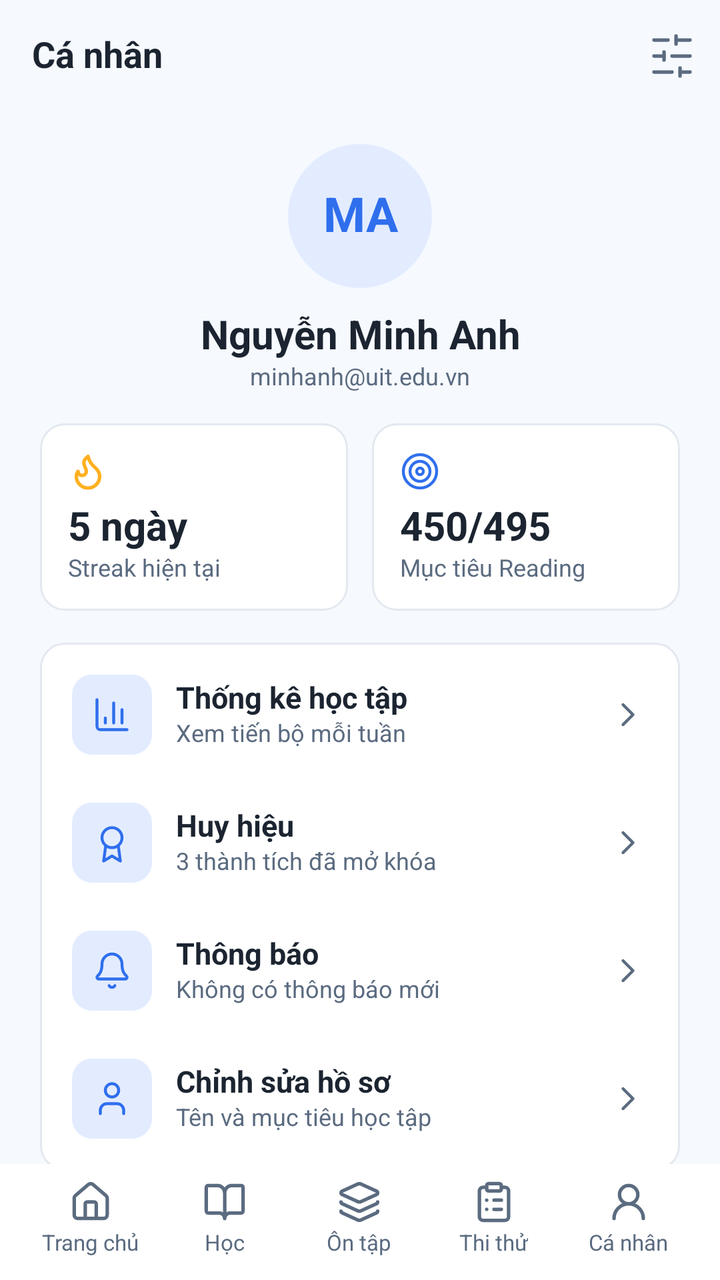
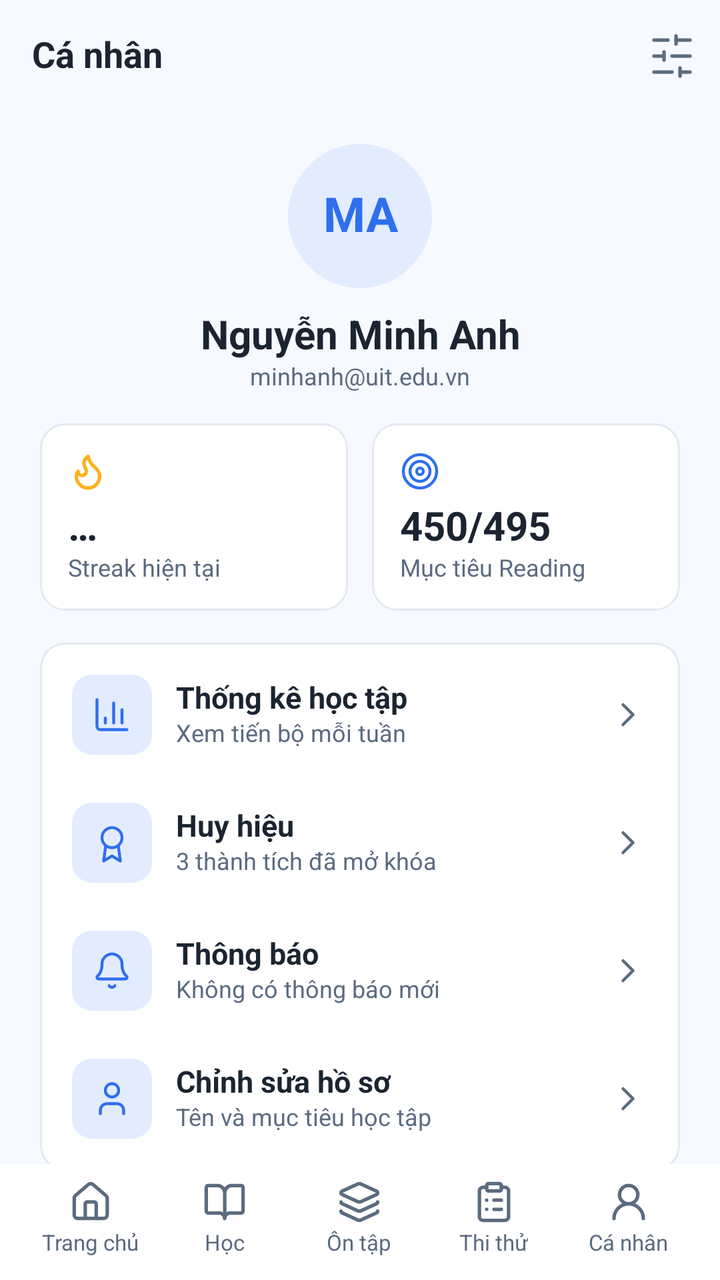

Compare the two renders of this Android layout. The source of the first and the diff that turns it into the second are given below.
<!-- AndroidManifest.xml: application theme Theme.NT118_Project -->
<!-- res/layout/fragment_profile.xml -->
<?xml version="1.0" encoding="utf-8"?>
<androidx.constraintlayout.widget.ConstraintLayout
    xmlns:android="http://schemas.android.com/apk/res/android"
    xmlns:app="http://schemas.android.com/apk/res-auto"
    android:layout_width="match_parent"
    android:layout_height="match_parent"
    android:background="@color/app_bg">
    <androidx.constraintlayout.widget.Guideline
        android:id="@+id/guideStart"
        android:layout_width="wrap_content"
        android:layout_height="wrap_content"
        android:orientation="vertical"
        app:layout_constraintGuide_percent="@dimen/guide_start" />
    <androidx.constraintlayout.widget.Guideline
        android:id="@+id/guideEnd"
        android:layout_width="wrap_content"
        android:layout_height="wrap_content"
        android:orientation="vertical"
        app:layout_constraintGuide_percent="@dimen/guide_end" />
    <LinearLayout
        android:layout_width="0dp"
        android:layout_height="0dp"
        android:id="@+id/screenColumn"
        app:layout_constraintStart_toStartOf="@id/guideStart"
        app:layout_constraintEnd_toEndOf="@id/guideEnd"
        app:layout_constraintTop_toTopOf="parent"
        app:layout_constraintBottom_toTopOf="@id/bottomNavHost"
        android:orientation="vertical">
        <LinearLayout
            android:layout_height="56dp"
            android:layout_width="match_parent"
            android:orientation="horizontal"
            android:gravity="center_vertical">
            <TextView
                android:layout_width="0dp"
                android:layout_weight="1"
                android:paddingStart="16dp"
                android:minHeight="48dp"
                android:gravity="center_vertical"
                android:layout_height="wrap_content"
                style="@style/Text.Title"
                android:text="@string/profile_14" />
            <ImageButton
                style="@style/IconButton"
                android:src="@drawable/ic_sliders"
                app:tint="@color/app_text_secondary"
                android:contentDescription="@string/notifications_empty_07" />
        </LinearLayout>
        <androidx.core.widget.NestedScrollView
            android:layout_width="match_parent"
            android:layout_height="0dp"
            android:layout_weight="1"
            android:fillViewport="true">
            <LinearLayout
                android:paddingStart="20dp"
                android:paddingTop="16dp"
                android:paddingEnd="20dp"
                android:paddingBottom="28dp"
                android:layout_width="match_parent"
                android:layout_height="wrap_content"
                android:orientation="vertical">
                <FrameLayout
                    android:id="@+id/avatarFrame"
                    android:layout_width="72dp"
                    android:layout_height="72dp"
                    android:layout_gravity="center_horizontal"
                    android:background="@drawable/bg_circle_soft">
                    <TextView
                        android:id="@+id/txtInitials"
                        android:gravity="center"
                        android:layout_height="match_parent"
                        android:textColor="@color/app_primary"
                        android:textSize="24sp"
                        android:layout_width="match_parent"
                        style="@style/Text.Title"
                        android:text="@string/profile_08" />
                    <ImageView
                        android:id="@+id/imgAvatar"
                        android:layout_width="match_parent"
                        android:layout_height="match_parent"
                        android:scaleType="centerCrop"
                        android:visibility="gone"
                        android:contentDescription="@string/avatar_desc" />
                </FrameLayout>
                <TextView
                    android:id="@+id/txtName"
                    android:gravity="center"
                    android:textSize="20sp"
                    android:layout_marginTop="12dp"
                    android:layout_width="match_parent"
                    android:layout_height="wrap_content"
                    style="@style/Text.Title"
                    android:text="@string/profile_09" />
                <TextView
                    android:id="@+id/txtEmail"
                    android:gravity="center"
                    android:layout_marginTop="2dp"
                    android:layout_width="match_parent"
                    android:layout_height="wrap_content"
                    style="@style/Text.Caption"
                    android:text="@string/forgot_email_04" />
                <TextView
                    android:id="@+id/txtFeaturedBadge"
                    style="@style/Badge"
                    android:layout_width="wrap_content"
                    android:layout_height="wrap_content"
                    android:layout_gravity="center_horizontal"
                    android:layout_marginTop="8dp"
                    android:visibility="gone" />
                <LinearLayout
                    android:layout_marginTop="16dp"
                    android:gravity="top"
                    android:layout_width="match_parent"
                    android:layout_height="wrap_content"
                    android:orientation="horizontal">
                    <LinearLayout
                        android:layout_width="0dp"
                        android:layout_weight="1"
                        android:padding="14dp"
                        android:background="@drawable/bg_card"
                        android:layout_height="wrap_content"
                        android:orientation="vertical">
                        <ImageView
                            android:layout_width="20dp"
                            android:layout_height="20dp"
                            android:src="@drawable/ic_flame"
                            android:importantForAccessibility="no" />
                        <TextView
                            android:textSize="20sp"
                            android:layout_marginTop="6dp"
                            android:layout_width="match_parent"
                            android:layout_height="wrap_content"
                            style="@style/Text.Title"
                            android:text="@string/badges_05" />
                        <TextView
                            android:layout_marginTop="2dp"
                            android:layout_width="match_parent"
                            android:layout_height="wrap_content"
                            style="@style/Text.Caption"
                            android:text="@string/profile_10" />
                    </LinearLayout>
                    <Space
                        android:layout_width="12dp"
                        android:layout_height="1dp" />
                    <LinearLayout
                        android:layout_width="0dp"
                        android:layout_weight="1"
                        android:padding="14dp"
                        android:background="@drawable/bg_card"
                        android:layout_height="wrap_content"
                        android:orientation="vertical">
                        <ImageView
                            android:layout_width="20dp"
                            android:layout_height="20dp"
                            android:src="@drawable/ic_target"
                            app:tint="@color/app_primary"
                            android:importantForAccessibility="no" />
                        <TextView
                            android:id="@+id/txtTarget"
                            android:textSize="20sp"
                            android:layout_marginTop="6dp"
                            android:layout_width="match_parent"
                            android:layout_height="wrap_content"
                            style="@style/Text.Title"
                            android:text="@string/profile_11" />
                        <TextView
                            android:layout_marginTop="2dp"
                            android:layout_width="match_parent"
                            android:layout_height="wrap_content"
                            style="@style/Text.Caption"
                            android:text="@string/profile_12" />
                    </LinearLayout>
                </LinearLayout>
                <LinearLayout
                    android:padding="4dp"
                    android:layout_marginTop="16dp"
                    android:background="@drawable/bg_card"
                    android:layout_width="match_parent"
                    android:layout_height="wrap_content"
                    android:orientation="vertical">
                    <LinearLayout
                        android:padding="12dp"
                        android:minHeight="64dp"
                        android:layout_width="match_parent"
                        android:layout_height="wrap_content"
                        android:orientation="horizontal"
                        android:gravity="center_vertical"
                        android:clickable="true"
                        android:focusable="true"
                        android:tag="nav:stats"
                        android:foreground="?attr/selectableItemBackground">
                        <FrameLayout
                            android:layout_width="40dp"
                            android:layout_height="40dp"
                            android:background="@drawable/bg_icon_square">
                            <ImageView
                                android:layout_gravity="center"
                                android:layout_width="20dp"
                                android:layout_height="20dp"
                                android:src="@drawable/ic_chart"
                                app:tint="@color/app_primary"
                                android:importantForAccessibility="no" />
                        </FrameLayout>
                        <LinearLayout
                            android:layout_width="0dp"
                            android:layout_weight="1"
                            android:layout_marginStart="12dp"
                            android:layout_height="wrap_content"
                            android:orientation="vertical">
                            <TextView
                                android:textStyle="bold"
                                android:layout_width="match_parent"
                                android:layout_height="wrap_content"
                                style="@style/Text.Body"
                                android:text="@string/profile_01" />
                            <TextView
                                android:layout_marginTop="2dp"
                                android:layout_width="match_parent"
                                android:layout_height="wrap_content"
                                style="@style/Text.Caption"
                                android:text="@string/profile_02" />
                        </LinearLayout>
                        <ImageView
                            android:layout_width="20dp"
                            android:layout_height="20dp"
                            android:src="@drawable/ic_chevron_right"
                            app:tint="@color/app_text_secondary"
                            android:importantForAccessibility="no" />
                    </LinearLayout>
                    <LinearLayout
                        android:padding="12dp"
                        android:minHeight="64dp"
                        android:layout_width="match_parent"
                        android:layout_height="wrap_content"
                        android:orientation="horizontal"
                        android:gravity="center_vertical"
                        android:clickable="true"
                        android:focusable="true"
                        android:tag="nav:badges"
                        android:foreground="?attr/selectableItemBackground">
                        <FrameLayout
                            android:layout_width="40dp"
                            android:layout_height="40dp"
                            android:background="@drawable/bg_icon_square">
                            <ImageView
                                android:layout_gravity="center"
                                android:layout_width="20dp"
                                android:layout_height="20dp"
                                android:src="@drawable/ic_award"
                                app:tint="@color/app_primary"
                                android:importantForAccessibility="no" />
                        </FrameLayout>
                        <LinearLayout
                            android:layout_width="0dp"
                            android:layout_weight="1"
                            android:layout_marginStart="12dp"
                            android:layout_height="wrap_content"
                            android:orientation="vertical">
                            <TextView
                                android:textStyle="bold"
                                android:layout_width="match_parent"
                                android:layout_height="wrap_content"
                                style="@style/Text.Body"
                                android:text="@string/profile_03" />
                            <TextView
                                android:id="@+id/txtBadgeSummary"
                                android:layout_marginTop="2dp"
                                android:layout_width="match_parent"
                                android:layout_height="wrap_content"
                                style="@style/Text.Caption"
                                android:text="@string/profile_04" />
                        </LinearLayout>
                        <ImageView
                            android:layout_width="20dp"
                            android:layout_height="20dp"
                            android:src="@drawable/ic_chevron_right"
                            app:tint="@color/app_text_secondary"
                            android:importantForAccessibility="no" />
                    </LinearLayout>
                    <LinearLayout
                        android:padding="12dp"
                        android:minHeight="64dp"
                        android:layout_width="match_parent"
                        android:layout_height="wrap_content"
                        android:orientation="horizontal"
                        android:gravity="center_vertical"
                        android:clickable="true"
                        android:focusable="true"
                        android:tag="nav:notifications"
                        android:foreground="?attr/selectableItemBackground">
                        <FrameLayout
                            android:layout_width="40dp"
                            android:layout_height="40dp"
                            android:background="@drawable/bg_icon_square">
                            <ImageView
                                android:layout_gravity="center"
                                android:layout_width="20dp"
                                android:layout_height="20dp"
                                android:src="@drawable/ic_bell"
                                app:tint="@color/app_primary"
                                android:importantForAccessibility="no" />
                        </FrameLayout>
                        <LinearLayout
                            android:layout_width="0dp"
                            android:layout_weight="1"
                            android:layout_marginStart="12dp"
                            android:layout_height="wrap_content"
                            android:orientation="vertical">
                            <TextView
                                android:textStyle="bold"
                                android:layout_width="match_parent"
                                android:layout_height="wrap_content"
                                style="@style/Text.Body"
                                android:text="@string/home_19" />
                            <TextView
                                android:layout_marginTop="2dp"
                                android:layout_width="match_parent"
                                android:layout_height="wrap_content"
                                android:id="@+id/txtUnreadSummary"
                                style="@style/Text.Caption"
                                android:text="@string/profile_unread_none" />
                        </LinearLayout>
                        <ImageView
                            android:layout_width="20dp"
                            android:layout_height="20dp"
                            android:src="@drawable/ic_chevron_right"
                            app:tint="@color/app_text_secondary"
                            android:importantForAccessibility="no" />
                    </LinearLayout>
                    <LinearLayout
                        android:padding="12dp"
                        android:minHeight="64dp"
                        android:layout_width="match_parent"
                        android:layout_height="wrap_content"
                        android:orientation="horizontal"
                        android:gravity="center_vertical"
                        android:clickable="true"
                        android:focusable="true"
                        android:tag="nav:profile_edit"
                        android:foreground="?attr/selectableItemBackground">
                        <FrameLayout
                            android:layout_width="40dp"
                            android:layout_height="40dp"
                            android:background="@drawable/bg_icon_square">
                            <ImageView
                                android:layout_gravity="center"
                                android:layout_width="20dp"
                                android:layout_height="20dp"
                                android:src="@drawable/ic_user"
                                app:tint="@color/app_primary"
                                android:importantForAccessibility="no" />
                        </FrameLayout>
                        <LinearLayout
                            android:layout_width="0dp"
                            android:layout_weight="1"
                            android:layout_marginStart="12dp"
                            android:layout_height="wrap_content"
                            android:orientation="vertical">
                            <TextView
                                android:textStyle="bold"
                                android:layout_width="match_parent"
                                android:layout_height="wrap_content"
                                style="@style/Text.Body"
                                android:text="@string/profile_06" />
                            <TextView
                                android:layout_marginTop="2dp"
                                android:layout_width="match_parent"
                                android:layout_height="wrap_content"
                                style="@style/Text.Caption"
                                android:text="@string/profile_07" />
                        </LinearLayout>
                        <ImageView
                            android:layout_width="20dp"
                            android:layout_height="20dp"
                            android:src="@drawable/ic_chevron_right"
                            app:tint="@color/app_text_secondary"
                            android:importantForAccessibility="no" />
                    </LinearLayout>
                </LinearLayout>
                <Space
                    android:layout_width="match_parent"
                    android:layout_height="0dp"
                    android:layout_weight="1" />
                <LinearLayout
                    android:gravity="center"
                    android:minHeight="48dp"
                    android:layout_marginTop="16dp"
                    android:layout_width="match_parent"
                    android:layout_height="wrap_content"
                    android:orientation="horizontal"
                    android:clickable="true"
                    android:focusable="true"
                    android:tag="logout"
                    android:foreground="?attr/selectableItemBackground">
                    <ImageView
                        android:layout_width="20dp"
                        android:layout_height="20dp"
                        android:src="@drawable/ic_log_out"
                        app:tint="@color/app_text_secondary"
                        android:importantForAccessibility="no" />
                    <TextView
                        android:layout_marginStart="8dp"
                        android:textStyle="bold"
                        android:layout_width="wrap_content"
                        android:layout_height="wrap_content"
                        style="@style/Text.Body"
                        android:text="@string/profile_13" />
                </LinearLayout>
            </LinearLayout>
        </androidx.core.widget.NestedScrollView>
    </LinearLayout>
    <FrameLayout
        android:id="@+id/bottomNavHost"
        android:layout_width="0dp"
        android:layout_height="wrap_content"
        android:tag="navtab:profile"
        app:layout_constraintStart_toStartOf="parent"
        app:layout_constraintEnd_toEndOf="parent"
        app:layout_constraintBottom_toBottomOf="parent">
        <include
            layout="@layout/layout_bottom_nav"
            android:layout_width="match_parent"
            android:layout_height="wrap_content" />
    </FrameLayout>
</androidx.constraintlayout.widget.ConstraintLayout>
<!-- res/layout/layout_bottom_nav.xml (included above) -->
<?xml version="1.0" encoding="utf-8"?>
<LinearLayout xmlns:android="http://schemas.android.com/apk/res/android"
    xmlns:app="http://schemas.android.com/apk/res-auto"
    android:id="@+id/bottomNav"
    android:layout_width="match_parent"
    android:layout_height="80dp"
    android:background="@color/app_surface"
    android:orientation="horizontal"
    android:paddingStart="12dp"
    android:paddingTop="8dp"
    android:paddingEnd="12dp"
    android:paddingBottom="12dp">

    <LinearLayout
        android:id="@+id/tabHome"
        style="@style/NavTab">
        <ImageView
            android:layout_width="22dp"
            android:layout_height="22dp"
            android:importantForAccessibility="no"
            android:src="@drawable/ic_house"
            app:tint="@color/app_text_secondary" />
        <TextView
            style="@style/Text"
            android:layout_width="wrap_content"
            android:layout_height="wrap_content"
            android:layout_marginTop="3dp"
            android:text="@string/tab_home"
            android:textColor="@color/app_text_secondary"
            android:textSize="11sp" />
    </LinearLayout>

    <LinearLayout
        android:id="@+id/tabLearn"
        style="@style/NavTab">
        <ImageView
            android:layout_width="22dp"
            android:layout_height="22dp"
            android:importantForAccessibility="no"
            android:src="@drawable/ic_book_open"
            app:tint="@color/app_text_secondary" />
        <TextView
            style="@style/Text"
            android:layout_width="wrap_content"
            android:layout_height="wrap_content"
            android:layout_marginTop="3dp"
            android:text="@string/tab_learn"
            android:textColor="@color/app_text_secondary"
            android:textSize="11sp" />
    </LinearLayout>

    <LinearLayout
        android:id="@+id/tabReview"
        style="@style/NavTab">
        <ImageView
            android:layout_width="22dp"
            android:layout_height="22dp"
            android:importantForAccessibility="no"
            android:src="@drawable/ic_layers"
            app:tint="@color/app_text_secondary" />
        <TextView
            style="@style/Text"
            android:layout_width="wrap_content"
            android:layout_height="wrap_content"
            android:layout_marginTop="3dp"
            android:text="@string/tab_review"
            android:textColor="@color/app_text_secondary"
            android:textSize="11sp" />
    </LinearLayout>

    <LinearLayout
        android:id="@+id/tabExam"
        style="@style/NavTab">
        <ImageView
            android:layout_width="22dp"
            android:layout_height="22dp"
            android:importantForAccessibility="no"
            android:src="@drawable/ic_clipboard_list"
            app:tint="@color/app_text_secondary" />
        <TextView
            style="@style/Text"
            android:layout_width="wrap_content"
            android:layout_height="wrap_content"
            android:layout_marginTop="3dp"
            android:text="@string/tab_exam"
            android:textColor="@color/app_text_secondary"
            android:textSize="11sp" />
    </LinearLayout>

    <LinearLayout
        android:id="@+id/tabProfile"
        style="@style/NavTab">
        <ImageView
            android:layout_width="22dp"
            android:layout_height="22dp"
            android:importantForAccessibility="no"
            android:src="@drawable/ic_user_round"
            app:tint="@color/app_text_secondary" />
        <TextView
            style="@style/Text"
            android:layout_width="wrap_content"
            android:layout_height="wrap_content"
            android:layout_marginTop="3dp"
            android:text="@string/tab_profile"
            android:textColor="@color/app_text_secondary"
            android:textSize="11sp" />
    </LinearLayout>
</LinearLayout>
<!-- resources referenced by this layout -->
<resources>
  <color name="app_bg">#F6F9FE</color>
  <color name="app_primary">#2F6FED</color>
  <color name="app_surface">#FFFFFF</color>
  <color name="app_text_secondary">#5B6B80</color>
  <item name="guide_end" format="float" type="dimen">1.0</item>
  <item name="guide_start" format="float" type="dimen">0.0</item>
  <!-- drawable bg_card (drawable) -->
  <?xml version="1.0" encoding="utf-8"?>
  <shape xmlns:android="http://schemas.android.com/apk/res/android" android:shape="rectangle">
      <solid android:color="@color/app_surface" />
      <stroke android:width="1dp" android:color="@color/app_border" />
      <corners android:radius="12dp" />
  </shape>
  <!-- drawable bg_circle_soft (drawable) -->
  <?xml version="1.0" encoding="utf-8"?>
  <shape xmlns:android="http://schemas.android.com/apk/res/android" android:shape="oval">
      <solid android:color="@color/app_primary_soft" />
  </shape>
  <!-- drawable bg_icon_square (drawable) -->
  <?xml version="1.0" encoding="utf-8"?>
  <shape xmlns:android="http://schemas.android.com/apk/res/android" android:shape="rectangle">
      <solid android:color="@color/app_primary_soft" />
      <corners android:radius="10dp" />
  </shape>
  <string name="avatar_desc">Ảnh đại diện</string>
  <string name="badges_05">5 ngày</string>
  <string name="forgot_email_04">minhanh@uit.edu.vn</string>
  <string name="home_19">Thông báo</string>
  <string name="notifications_empty_07">Cài đặt</string>
  <string name="profile_01">Thống kê học tập</string>
  <string name="profile_02">Xem tiến bộ mỗi tuần</string>
  <string name="profile_03">Huy hiệu</string>
  <string name="profile_04">3 thành tích đã mở khóa</string>
  <string name="profile_06">Chỉnh sửa hồ sơ</string>
  <string name="profile_07">Tên và mục tiêu học tập</string>
  <string name="profile_08">MA</string>
  <string name="profile_09">Nguyễn Minh Anh</string>
  <string name="profile_10">Streak hiện tại</string>
  <string name="profile_11">450/495</string>
  <string name="profile_12">Mục tiêu Reading</string>
  <string name="profile_13">Đăng xuất</string>
  <string name="profile_14">Cá nhân</string>
  <string name="profile_unread_none">Không có thông báo mới</string>
  <string name="tab_exam">Thi thử</string>
  <string name="tab_home">Trang chủ</string>
  <string name="tab_learn">Học</string>
  <string name="tab_profile">Cá nhân</string>
  <string name="tab_review">Ôn tập</string>
  <style name="IconButton" parent="">
          <item name="android:layout_width">@dimen/icon_button</item>
          <item name="android:layout_height">@dimen/icon_button</item>
          <item name="android:scaleType">center</item>
          <item name="android:background">?attr/selectableItemBackgroundBorderless</item>
          <item name="android:tint">@color/app_text_secondary</item>
      </style>
  <style name="Text" parent="">
          <item name="android:textColor">@color/app_text</item>
          <item name="android:includeFontPadding">false</item>
      </style>
  <style name="Text.Body">
          <item name="android:textSize">15sp</item>
          <item name="android:lineSpacingExtra">4sp</item>
      </style>
  <style name="Text.Caption">
          <item name="android:textSize">12sp</item>
          <item name="android:textColor">@color/app_text_secondary</item>
      </style>
  <style name="Text.Title">
          <item name="android:textSize">18sp</item>
          <item name="android:textStyle">bold</item>
      </style>
  <style name="Theme.NT118_Project" parent="Base.Theme.NT118_Project" />
  <color name="app_border">#E4E9F0</color>
  <color name="app_primary_soft">#E3ECFF</color>
  <!-- drawable bg_badge (drawable) -->
  <?xml version="1.0" encoding="utf-8"?>
  <shape xmlns:android="http://schemas.android.com/apk/res/android" android:shape="rectangle">
      <solid android:color="@color/app_primary_soft" />
      <stroke android:width="1dp" android:color="@color/app_primary" />
      <corners android:radius="999dp" />
  </shape>
  <dimen name="icon_button">48dp</dimen>
  <color name="app_text">#1B2430</color>
  <!-- unchanged entries left out for length: 17 -->
</resources>

<!-- the commit's change to res/layout/fragment_profile.xml (unified diff, before → after) -->
@@ -126,12 +126,13 @@
                             android:src="@drawable/ic_flame"
                             android:importantForAccessibility="no" />
                         <TextView
+                            android:id="@+id/txtStreak"
                             android:textSize="20sp"
                             android:layout_marginTop="6dp"
                             android:layout_width="match_parent"
                             android:layout_height="wrap_content"
                             style="@style/Text.Title"
-                            android:text="@string/badges_05" />
+                            android:text="@string/profile_streak_loading" />
                         <TextView
                             android:layout_marginTop="2dp"
                             android:layout_width="match_parent"
<!-- resource entries referenced after the edit -->
@@ -25,7 +25,6 @@
       <corners android:radius="10dp" />
   </shape>
   <string name="avatar_desc">Ảnh đại diện</string>
-  <string name="badges_05">5 ngày</string>
   <string name="forgot_email_04">minhanh@uit.edu.vn</string>
   <string name="home_19">Thông báo</string>
   <string name="notifications_empty_07">Cài đặt</string>
@@ -42,6 +41,7 @@
   <string name="profile_12">Mục tiêu Reading</string>
   <string name="profile_13">Đăng xuất</string>
   <string name="profile_14">Cá nhân</string>
+  <string name="profile_streak_loading">…</string>
   <string name="profile_unread_none">Không có thông báo mới</string>
   <string name="tab_exam">Thi thử</string>
   <string name="tab_home">Trang chủ</string>
